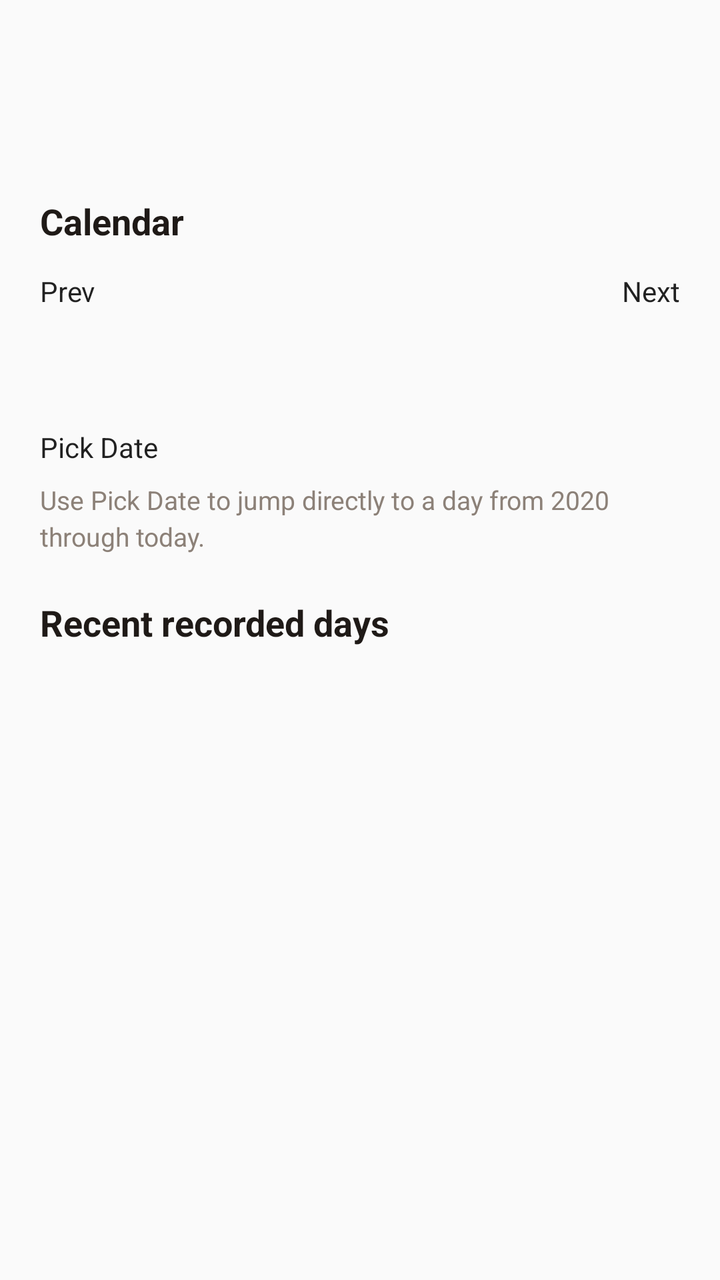
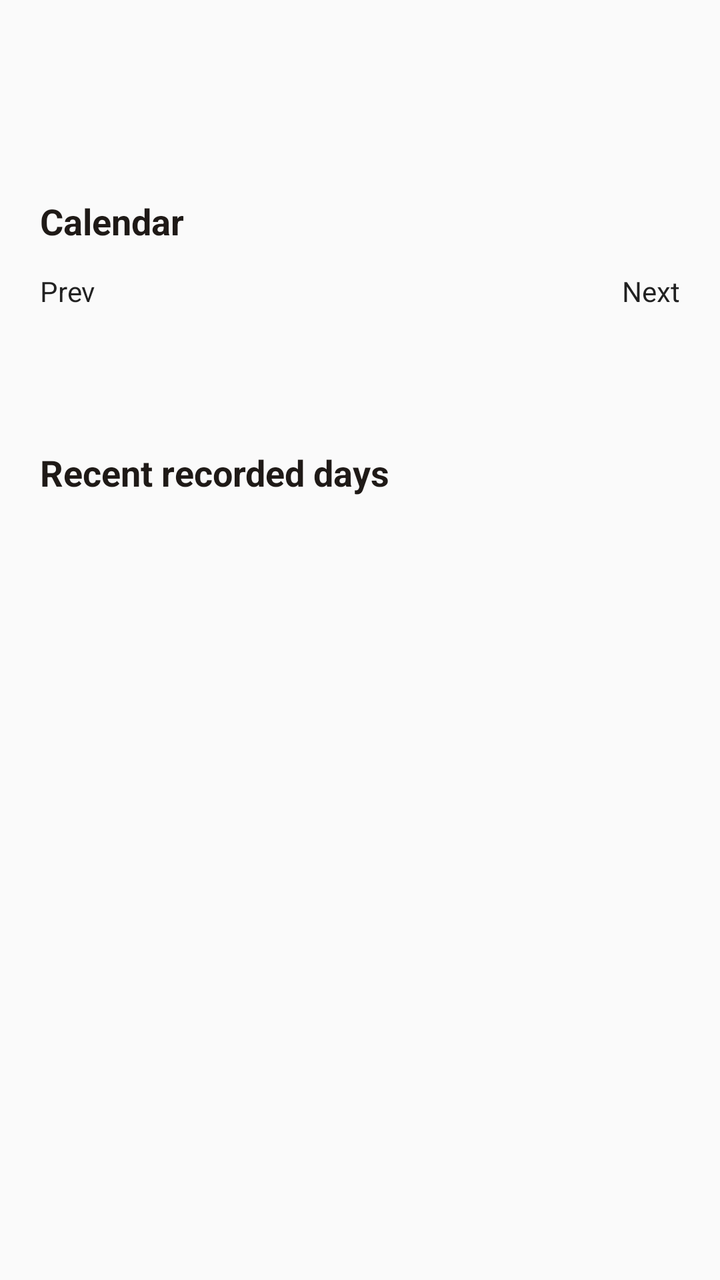

Screens rendered from an Android XML layout before and after an edit, with the pre-edit source and the edit as a unified diff.
<!-- AndroidManifest.xml: application theme android:Theme.Material.Light.NoActionBar -->
<!-- res/layout/dialog_item_history.xml -->
<?xml version="1.0" encoding="utf-8"?>
<ScrollView xmlns:android="http://schemas.android.com/apk/res/android"
    android:layout_width="match_parent"
    android:layout_height="wrap_content"
    android:fillViewport="true">

    <LinearLayout
        android:layout_width="match_parent"
        android:layout_height="wrap_content"
        android:orientation="vertical"
        android:padding="20dp">

        <TextView
            android:id="@+id/history_item_title"
            android:layout_width="match_parent"
            android:layout_height="wrap_content"
            android:textColor="@color/widget_text_primary"
            android:textSize="22sp"
            android:textStyle="bold" />

        <TextView
            android:id="@+id/history_item_summary"
            android:layout_width="match_parent"
            android:layout_height="wrap_content"
            android:layout_marginTop="10dp"
            android:lineSpacingExtra="3dp"
            android:textColor="@color/widget_text_secondary"
            android:textSize="14sp" />

        <TextView
            android:layout_width="match_parent"
            android:layout_height="wrap_content"
            android:layout_marginTop="20dp"
            android:text="@string/history_calendar_section_title"
            android:textColor="@color/widget_text_primary"
            android:textSize="18sp"
            android:textStyle="bold" />

        <LinearLayout
            android:layout_width="match_parent"
            android:layout_height="wrap_content"
            android:layout_marginTop="12dp"
            android:gravity="center_vertical"
            android:orientation="horizontal">

            <Button
                android:id="@+id/history_previous_month_button"
                android:layout_width="wrap_content"
                android:layout_height="wrap_content"
                android:text="@string/history_previous_month_button" />

            <TextView
                android:id="@+id/history_calendar_month_label"
                android:layout_width="0dp"
                android:layout_height="wrap_content"
                android:layout_marginStart="10dp"
                android:layout_marginEnd="10dp"
                android:layout_weight="1"
                android:gravity="center"
                android:textColor="@color/widget_text_primary"
                android:textSize="16sp"
                android:textStyle="bold" />

            <Button
                android:id="@+id/history_next_month_button"
                android:layout_width="wrap_content"
                android:layout_height="wrap_content"
                android:text="@string/history_next_month_button" />
        </LinearLayout>

        <LinearLayout
            android:id="@+id/history_weekday_header_container"
            android:layout_width="match_parent"
            android:layout_height="wrap_content"
            android:layout_marginTop="10dp"
            android:orientation="horizontal" />

        <LinearLayout
            android:id="@+id/history_calendar_container"
            android:layout_width="match_parent"
            android:layout_height="wrap_content"
            android:layout_marginTop="8dp"
            android:orientation="vertical" />

        <TextView
            android:id="@+id/history_calendar_caption"
            android:layout_width="match_parent"
            android:layout_height="wrap_content"
            android:layout_marginTop="10dp"
            android:lineSpacingExtra="3dp"
            android:textColor="@color/widget_text_muted"
            android:textSize="13sp" />

        <Button
            android:id="@+id/history_pick_date_button"
            android:layout_width="wrap_content"
            android:layout_height="wrap_content"
            android:layout_marginTop="12dp"
            android:text="@string/history_pick_date_button" />

        <TextView
            android:layout_width="match_parent"
            android:layout_height="wrap_content"
            android:layout_marginTop="8dp"
            android:lineSpacingExtra="3dp"
            android:text="@string/history_edit_hint"
            android:textColor="@color/widget_text_muted"
            android:textSize="13sp" />

        <TextView
            android:layout_width="match_parent"
            android:layout_height="wrap_content"
            android:layout_marginTop="22dp"
            android:text="@string/history_recent_section_title"
            android:textColor="@color/widget_text_primary"
            android:textSize="18sp"
            android:textStyle="bold" />

        <LinearLayout
            android:id="@+id/history_recent_events_container"
            android:layout_width="match_parent"
            android:layout_height="wrap_content"
            android:layout_marginTop="12dp"
            android:orientation="vertical" />
    </LinearLayout>
</ScrollView>
<!-- resources referenced by this layout -->
<resources>
  <color name="widget_text_muted">#8C8178</color>
  <color name="widget_text_primary">#1F1A17</color>
  <color name="widget_text_secondary">#5A4E45</color>
  <string name="history_calendar_section_title">Calendar</string>
  <string name="history_edit_hint">Use Pick Date to jump directly to a day from 2020 through today.</string>
  <string name="history_next_month_button">Next</string>
  <string name="history_pick_date_button">Pick Date</string>
  <string name="history_previous_month_button">Prev</string>
  <string name="history_recent_section_title">Recent recorded days</string>
</resources>

<!-- the commit's change to res/layout/dialog_item_history.xml (unified diff, before → after) -->
@@ -91,22 +91,6 @@
             android:textColor="@color/widget_text_muted"
             android:textSize="13sp" />
 
-        <Button
-            android:id="@+id/history_pick_date_button"
-            android:layout_width="wrap_content"
-            android:layout_height="wrap_content"
-            android:layout_marginTop="12dp"
-            android:text="@string/history_pick_date_button" />
-
-        <TextView
-            android:layout_width="match_parent"
-            android:layout_height="wrap_content"
-            android:layout_marginTop="8dp"
-            android:lineSpacingExtra="3dp"
-            android:text="@string/history_edit_hint"
-            android:textColor="@color/widget_text_muted"
-            android:textSize="13sp" />
-
         <TextView
             android:layout_width="match_parent"
             android:layout_height="wrap_content"
<!-- resource entries referenced after the edit -->
@@ -4,9 +4,7 @@
   <color name="widget_text_primary">#1F1A17</color>
   <color name="widget_text_secondary">#5A4E45</color>
   <string name="history_calendar_section_title">Calendar</string>
-  <string name="history_edit_hint">Use Pick Date to jump directly to a day from 2020 through today.</string>
   <string name="history_next_month_button">Next</string>
-  <string name="history_pick_date_button">Pick Date</string>
   <string name="history_previous_month_button">Prev</string>
   <string name="history_recent_section_title">Recent recorded days</string>
 </resources>
